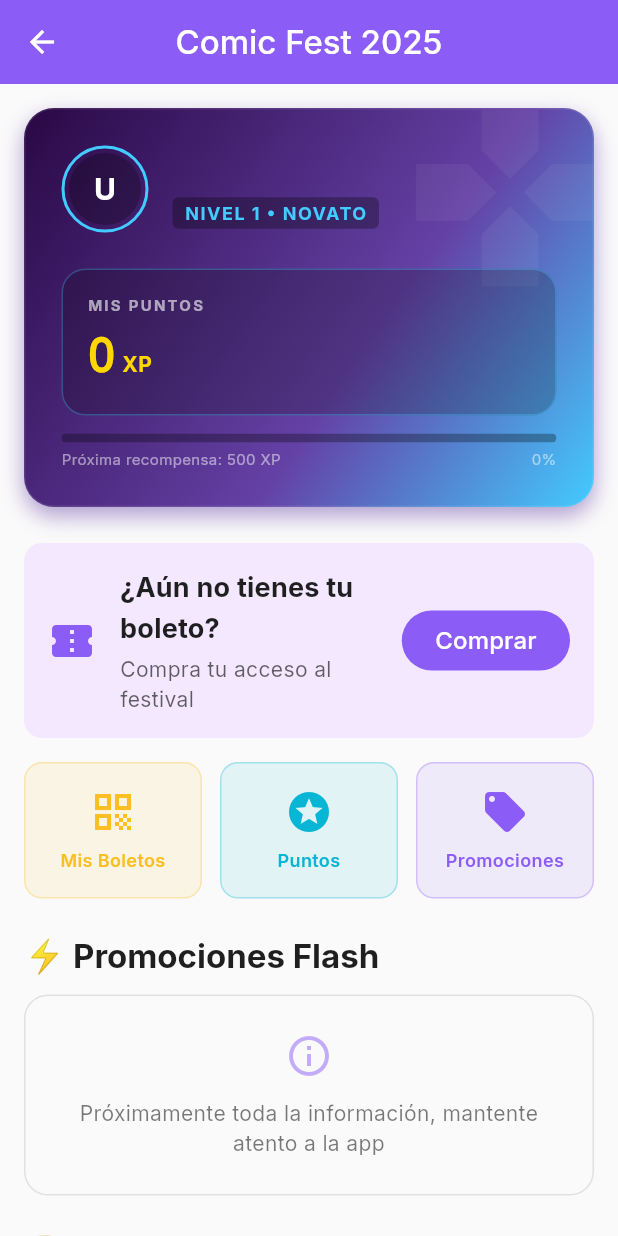
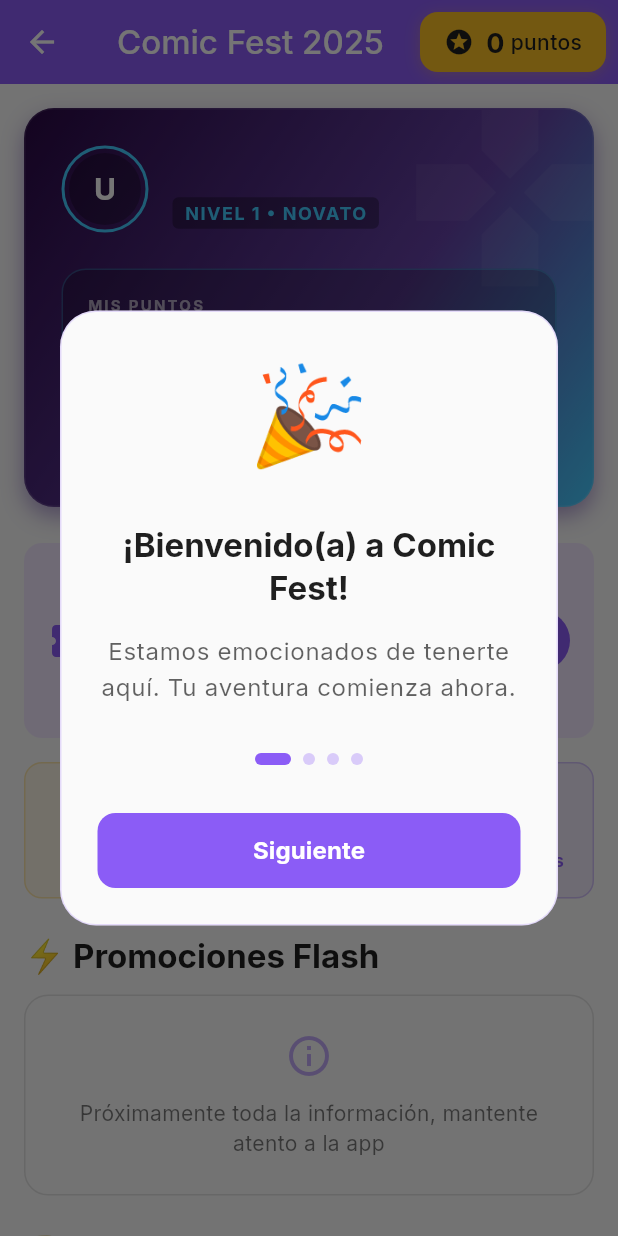
Before and after one commit to walfro90-gorilla/comic-fest-app, a Flutter app: the DashboardScreen screen opened directly, on a phone screen of 412 x 824 dp. Run offline on Flutter 3.47's test engine with Material 3 defaults, Android fonts, the phone set to English and light mode, and no system bars; our stand-ins replace cached_network_image, confetti, connectivity_plus, flutter_credit_card, flutter_secure_storage, google_fonts and 7 more; missing offline and left inert: mobile_scanner, webview_flutter_android, webview_flutter_wkwebview; accounts and stored records are empty; network calls fail.

Commit message:
ADD: Welcome module like pkemon world

```diff
--- /dev/null
+++ b/lib/widgets/welcome_modal.dart
@@ -0,0 +1,163 @@
+import 'package:flutter/material.dart';
+import 'package:confetti/confetti.dart';
+
+class WelcomeModal extends StatefulWidget {
+  const WelcomeModal({super.key});
+
+  @override
+  State<WelcomeModal> createState() => _WelcomeModalState();
+}
+
+class _WelcomeModalState extends State<WelcomeModal> {
+  late ConfettiController _confettiController;
+  int _currentStep = 0;
+
+  final List<Map<String, String>> _steps = [
+    {
+      'title': '¡Bienvenido(a) a Comic Fest!',
+      'description': 'Estamos emocionados de tenerte aquí. Tu aventura comienza ahora.',
+      'icon': '🎉',
+    },
+    {
+      'title': 'Explora la Agenda',
+      'description': 'No te pierdas ningún panel, firma de autógrafos o torneo.',
+      'icon': '📅',
+    },
+    {
+      'title': 'Gana Puntos',
+      'description': 'Realiza actividades para subir de nivel y desbloquear recompensas.',
+      'icon': '⭐',
+    },
+    {
+      'title': 'Mapa Interactivo',
+      'description': 'Ubica rápidamente tus stands y expositores favoritos.',
+      'icon': '🗺️',
+    },
+  ];
+
+  @override
+  void initState() {
+    super.initState();
+    _confettiController = ConfettiController(duration: const Duration(seconds: 3));
+    _confettiController.play();
+  }
+
+  @override
+  void dispose() {
+    _confettiController.dispose();
+    super.dispose();
+  }
+
+  @override
+  Widget build(BuildContext context) {
+    final theme = Theme.of(context);
+    final colorScheme = theme.colorScheme;
+    final step = _steps[_currentStep];
+
+    return Stack(
+      alignment: Alignment.center,
+      children: [
+        Dialog(
+          shape: RoundedRectangleBorder(borderRadius: BorderRadius.circular(24)),
+          elevation: 10,
+          backgroundColor: Colors.transparent,
+          child: Container(
+            padding: const EdgeInsets.all(24),
+            decoration: BoxDecoration(
+              color: colorScheme.surface,
+              borderRadius: BorderRadius.circular(24),
+              border: Border.all(
+                color: colorScheme.primary.withValues(alpha: 0.2),
+                width: 1,
+              ),
+            ),
+            child: Column(
+              mainAxisSize: MainAxisSize.min,
+              children: [
+                Text(
+                  step['icon']!,
+                  style: const TextStyle(fontSize: 64),
+                ),
+                const SizedBox(height: 24),
+                Text(
+                  step['title']!,
+                  style: theme.textTheme.headlineSmall?.copyWith(
+                    fontWeight: FontWeight.bold,
+                    color: colorScheme.onSurface,
+                  ),
+                  textAlign: TextAlign.center,
+                ),
+                const SizedBox(height: 16),
+                Text(
+                  step['description']!,
+                  style: theme.textTheme.bodyLarge?.copyWith(
+                    color: colorScheme.onSurface.withValues(alpha: 0.7),
+                  ),
+                  textAlign: TextAlign.center,
+                ),
+                const SizedBox(height: 32),
+                Row(
+                  mainAxisAlignment: MainAxisAlignment.center,
+                  children: List.generate(
+                    _steps.length,
+                    (index) => Container(
+                      margin: const EdgeInsets.symmetric(horizontal: 4),
+                      width: index == _currentStep ? 24 : 8,
+                      height: 8,
+                      decoration: BoxDecoration(
+                        color: index == _currentStep
+                            ? colorScheme.primary
+                            : colorScheme.primary.withValues(alpha: 0.3),
+                        borderRadius: BorderRadius.circular(4),
+                      ),
+                    ),
+                  ),
+                ),
+                const SizedBox(height: 32),
+                SizedBox(
+                  width: double.infinity,
+                  height: 50,
+                  child: FilledButton(
+                    onPressed: () {
+                      if (_currentStep < _steps.length - 1) {
+                        setState(() {
+                          _currentStep++;
+                        });
+                      } else {
+                        Navigator.of(context).pop();
+                      }
+                    },
+                    style: FilledButton.styleFrom(
+                      shape: RoundedRectangleBorder(
+                        borderRadius: BorderRadius.circular(12),
+                      ),
+                    ),
+                    child: Text(
+                      _currentStep < _steps.length - 1 ? 'Siguiente' : '¡Empezar!',
+                      style: const TextStyle(
+                        fontWeight: FontWeight.bold,
+                        fontSize: 16,
+                      ),
+                    ),
+                  ),
+                ),
+              ],
+            ),
+          ),
+        ),
+        ConfettiWidget(
+          confettiController: _confettiController,
+          blastDirectionality: BlastDirectionality.explosive,
+          shouldLoop: false,
+          colors: const [
+            Colors.green,
+            Colors.blue,
+            Colors.pink,
+            Colors.orange,
+            Colors.purple,
+          ],
+        ),
+      ],
+    );
+  }
+}
--- a/pubspec.yaml
+++ b/pubspec.yaml
@@ -32,6 +32,7 @@
 
   permission_handler: ^11.0.0
   image_picker: ^1.0.4
+  confetti: ^0.8.0
 
 
 dev_dependencies:
```
Also changed, not shown: lib/screens/home/dashboard_screen.dart (+45 -0 lines), lib/screens/home/home_nav_screen.dart (+25 -1 lines), lib/widgets/retro_points_modal.dart (added, +119 -0 lines), pubspec.lock.
